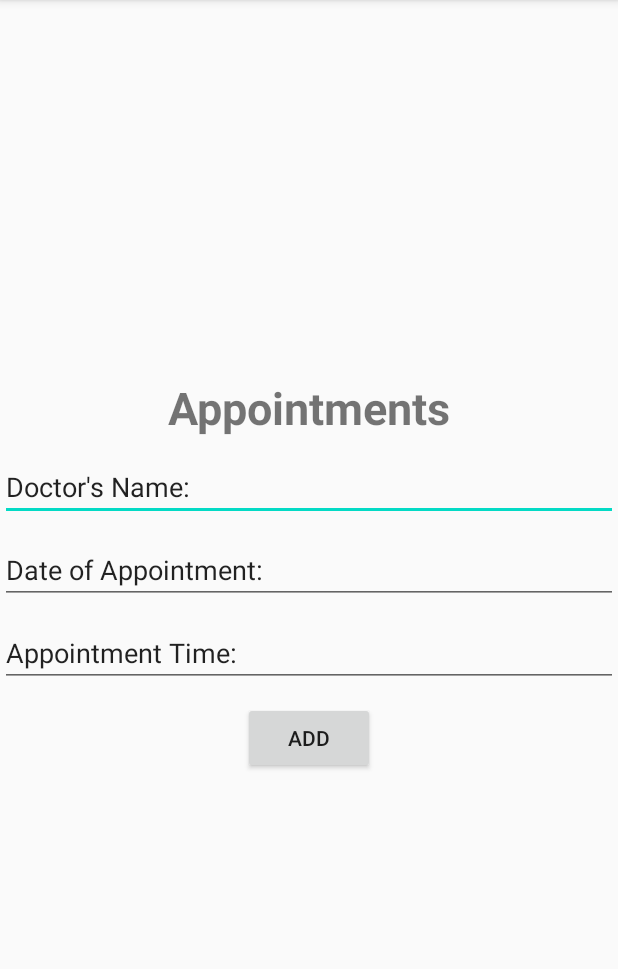
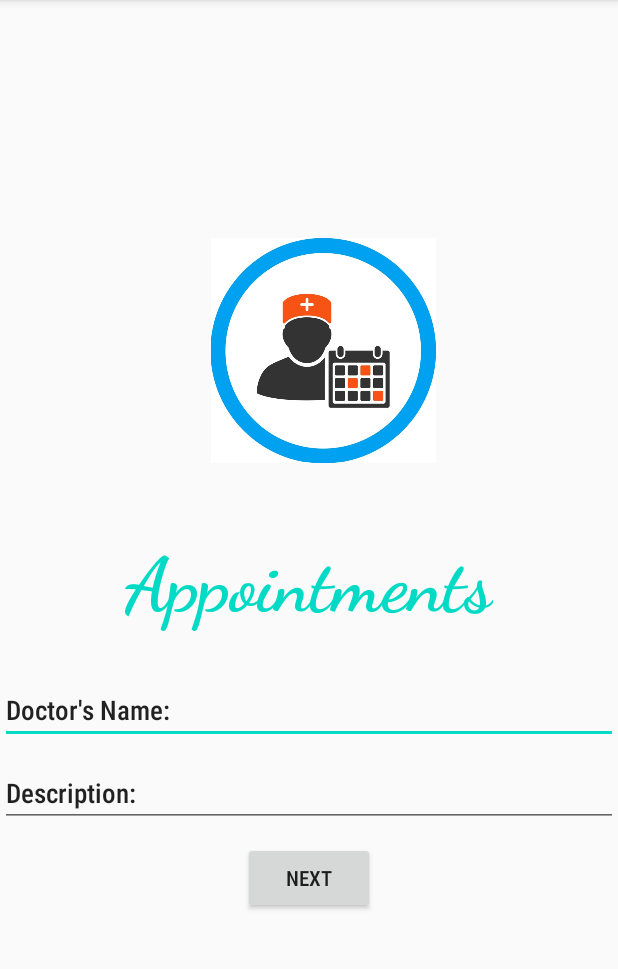
Before and after one commit to karthika251199/Aayush, an Android app: the Calendar screen opened directly, with no data from a screen before it, on a phone screen of 412 x 824 dp, the part 84-1053 px from its top. Run offline under Robolectric (Android 15) with nearby library versions, the phone set to English and light mode, and no system bars.

Commit message:
updated Calendar

```diff
--- a/app/build.gradle
+++ b/app/build.gradle
@@ -29,6 +29,7 @@ dependencies {
     implementation 'androidx.constraintlayout:constraintlayout:2.0.1'
     implementation 'com.google.firebase:firebase-auth:19.3.2'
     implementation 'com.google.firebase:firebase-firestore:21.5.0'
+    implementation 'com.google.android.gms:play-services-maps:17.0.0'
     testImplementation 'junit:junit:4.12'
     androidTestImplementation 'androidx.test.ext:junit:1.1.2'
     androidTestImplementation 'androidx.test.espresso:espresso-core:3.3.0'
--- a/app/src/main/AndroidManifest.xml
+++ b/app/src/main/AndroidManifest.xml
@@ -14,6 +14,7 @@
         android:roundIcon="@mipmap/ic_launcher_round"
         android:supportsRtl="true"
         android:theme="@style/AppTheme">
+
         <activity android:name=".Calendar" />
         <activity android:name=".Gridview" />
         <activity android:name=".Biometric" />
--- a/app/src/main/java/com/example/aaush/Login.java
+++ b/app/src/main/java/com/example/aaush/Login.java
@@ -26,7 +26,7 @@ public class Login extends AppCompatActivity {
 
     Button mLoginBtn;
     EditText mEmail,mPassword;
-    TextView Sign,forgotTextLink,btbio;
+    TextView SignIn,forgotTextLink,btbio;
     FirebaseAuth fAuth;
 
     @Override
@@ -36,7 +36,7 @@ public class Login extends AppCompatActivity {
         setContentView(R.layout.activity_login);
 
         btbio= findViewById(R.id.btbio);
-        Sign = findViewById(R.id.Sign);
+        SignIn = findViewById(R.id.SignIn);
         mEmail = findViewById(R.id.Email);
         mPassword = findViewById(R.id.password);
         mLoginBtn = findViewById(R.id.loginBtn);
@@ -82,7 +82,7 @@ public class Login extends AppCompatActivity {
             }
         });
 
-        Sign.setOnClickListener(new View.OnClickListener() {
+        SignIn.setOnClickListener(new View.OnClickListener() {
             @Override
             public void onClick(View view) {
                 startActivity(new Intent(getApplicationContext(),Register.class));
--- a/app/src/main/java/com/example/aaush/Register.java
+++ b/app/src/main/java/com/example/aaush/Register.java
@@ -4,7 +4,6 @@ import androidx.annotation.NonNull;
 import androidx.appcompat.app.AppCompatActivity;
 
 import android.content.Intent;
-import android.nfc.Tag;
 import android.os.Bundle;
 import android.text.TextUtils;
 import android.util.Log;
--- a/app/src/main/res/layout/activity_calendar.xml
+++ b/app/src/main/res/layout/activity_calendar.xml
@@ -5,31 +5,35 @@
     android:gravity="center"
     xmlns:android="http://schemas.android.com/apk/res/android">
 
+    <ImageView
+        android:layout_width="150dp"
+        android:layout_height="150dp"
+        android:layout_marginTop="0dp"
+        android:layout_marginLeft="10dp"
+        android:transitionName="logo_image"
+        android:src="@drawable/screen"
+        android:id="@+id/logo_image"/>
+
     <TextView
         android:id="@+id/textView"
         android:layout_width="wrap_content"
         android:layout_height="wrap_content"
         android:text="Appointments"
-        android:textSize="30sp"
-        android:textStyle="bold" />
+        android:textSize="50dp"
+        android:textStyle="bold"
+        android:fontFamily="cursive"
+        android:layout_marginTop="50dp"
+        android:textColor="@color/colorAccent"/>
 
     <EditText
         android:id="@+id/etTitle"
         android:layout_width="match_parent"
         android:layout_height="wrap_content"
-        android:layout_marginTop="10dp"
+        android:layout_marginTop="30dp"
         android:ems="10"
         android:text="Doctor's Name:"
+        android:fontFamily="sans-serif-condensed-medium"
         android:inputType="text"/>
-
-    <EditText
-        android:id="@+id/etLocation"
-        android:layout_width="match_parent"
-        android:layout_height="wrap_content"
-        android:layout_marginTop="10dp"
-        android:ems="10"
-        android:text="Date of Appointment:"
-        android:inputType="date" />
 
     <EditText
         android:id="@+id/etDesc"
@@ -37,15 +41,19 @@
         android:layout_height="wrap_content"
         android:layout_marginTop="10dp"
         android:ems="10"
-        android:text="Appointment Time:"
-        android:inputType="time" />
+        android:text="Description:"
+        android:fontFamily="sans-serif-condensed-medium"
+        android:inputType="text" />
+
+
 
     <Button
         android:id="@+id/btnAdd"
         android:layout_width="wrap_content"
         android:layout_height="wrap_content"
         android:layout_marginTop="10dp"
-        android:text="Add"
+        android:fontFamily="sans-serif-condensed-medium"
+        android:text="Next"
         />
 
 
--- a/app/src/main/res/layout/activity_gridview.xml
+++ b/app/src/main/res/layout/activity_gridview.xml
@@ -14,7 +14,7 @@
         android:layout_height="wrap_content"
         android:text="Welcome,"
         android:textColor="@color/colorAccent"
-        android:textSize="50dp"
+        android:textSize="60dp"
         android:fontFamily="cursive"
         />
 
@@ -48,7 +48,7 @@
                 android:layout_height="95dp"
                 android:layout_gravity="center"
                 android:layout_marginLeft="20dp"
-                android:layout_marginTop="55dp"
+                android:layout_marginTop="108dp"
                 android:background="@drawable/roundcalender"
                 tools:ignore="InvalidId" />
 
--- a/app/src/main/res/layout/activity_login.xml
+++ b/app/src/main/res/layout/activity_login.xml
@@ -98,7 +98,7 @@
 
             <TextView
                 android:layout_width="150dp"
-                android:id="@+id/Sign"
+                android:id="@+id/SignIn"
                 android:layout_height="wrap_content"
                 android:layout_marginTop="15dp"
                 android:layout_marginLeft="10dp"
--- a/app/src/main/res/values/strings.xml
+++ b/app/src/main/res/values/strings.xml
@@ -1,3 +1,4 @@
 <resources>
     <string name="app_name">Aayush</string>
+    <string name="title_activity_maps">Map</string>
 </resources>
```
Also changed, not shown: app/src/main/java/com/example/aaush/Calendar.java (+6 -6 lines), app/src/main/java/com/example/aaush/Gridview.java (+3 -4 lines), app/src/main/res/layout/activity_image.xml (+6 -3 lines), app/src/main/res/layout/activity_register.xml (+4 -6 lines), app/src/main/res/drawable/addcam.png (added), app/src/main/res/drawable/background.jpg (added), app/src/main/res/drawable/bg.jpg (added), app/src/main/res/drawable/screen.jpg (added).
